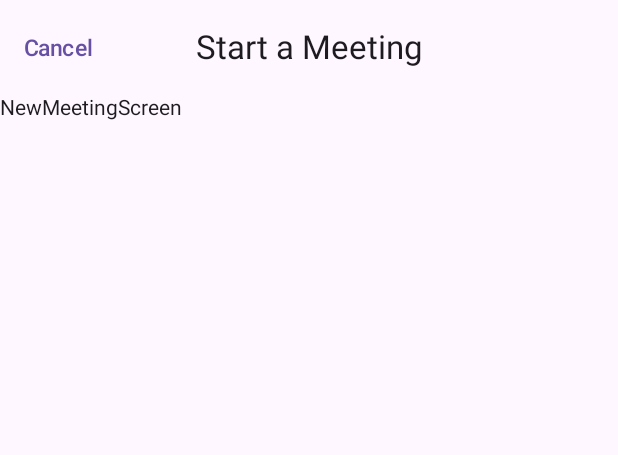
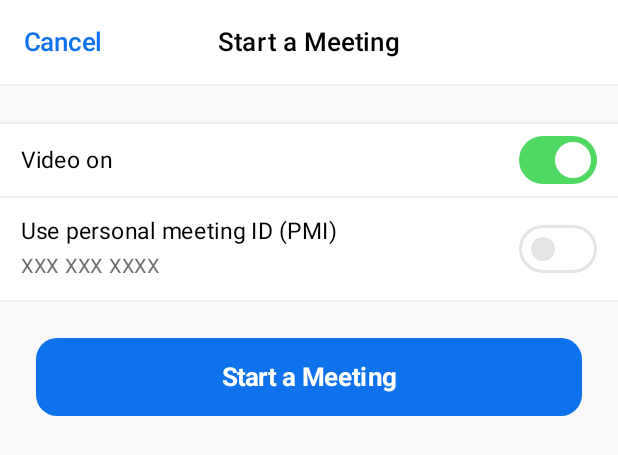
Before and after one commit to wisemuji/zoom-clone-compose, an Android app built with Jetpack Compose: the @Preview function NewMeetingScreenPreview, on a phone screen of 412 x 824 dp. Shown: the top 455 px of the screen. Run offline under Robolectric (Android 15) with nearby library versions, the light colour scheme and no system bars.

Commit message:
feat: implement new meeting screen view - add components(Switch, Divider, Button)

```diff
--- a/app/src/main/java/com/wisemuji/zoomclone/ui/AppNavHost.kt
+++ b/app/src/main/java/com/wisemuji/zoomclone/ui/AppNavHost.kt
@@ -5,7 +5,10 @@ import androidx.compose.ui.Modifier
 import androidx.navigation.NavHostController
 import androidx.navigation.compose.NavHost
 import androidx.navigation.compose.composable
+import com.wisemuji.zoomclone.ui.joinmeeting.JoinMeetingScreen
 import com.wisemuji.zoomclone.ui.lobby.LobbyScreen
+import com.wisemuji.zoomclone.ui.meetingroom.MeetingRoomScreen
+import com.wisemuji.zoomclone.ui.newmeeting.NewMeetingScreen
 
 enum class Screen {
     LOBBY,
@@ -35,5 +38,14 @@ fun AppNavHost(
         composable(NavigationItem.Lobby.route) {
             LobbyScreen(navController)
         }
+        composable(NavigationItem.NewMeeting.route) {
+            NewMeetingScreen(navController)
+        }
+        composable(NavigationItem.JoinMeeting.route) {
+            JoinMeetingScreen(navController)
+        }
+        composable(NavigationItem.MeetingRoom.route) {
+            MeetingRoomScreen(navController)
+        }
     }
 }
--- /dev/null
+++ b/app/src/main/java/com/wisemuji/zoomclone/ui/component/BasicSwitch.kt
@@ -0,0 +1,90 @@
+package com.wisemuji.zoomclone.ui.component
+
+import androidx.compose.foundation.background
+import androidx.compose.foundation.layout.Column
+import androidx.compose.foundation.layout.Row
+import androidx.compose.foundation.layout.padding
+import androidx.compose.material3.Switch
+import androidx.compose.material3.SwitchDefaults
+import androidx.compose.material3.Text
+import androidx.compose.runtime.Composable
+import androidx.compose.ui.Alignment
+import androidx.compose.ui.Modifier
+import androidx.compose.ui.tooling.preview.Preview
+import androidx.compose.ui.unit.dp
+import androidx.compose.ui.unit.sp
+import com.wisemuji.zoomclone.ui.theme.Black
+import com.wisemuji.zoomclone.ui.theme.Gray20
+import com.wisemuji.zoomclone.ui.theme.Gray30
+import com.wisemuji.zoomclone.ui.theme.Gray50
+import com.wisemuji.zoomclone.ui.theme.Gray60
+import com.wisemuji.zoomclone.ui.theme.Green
+import com.wisemuji.zoomclone.ui.theme.White
+
+@Composable
+fun BasicSwitch(
+    checked: Boolean,
+    onCheckedChange: (Boolean) -> Unit,
+    modifier: Modifier = Modifier,
+) {
+    Switch(
+        checked = checked,
+        onCheckedChange = onCheckedChange,
+        colors = SwitchDefaults.colors(
+            checkedThumbColor = White,
+            checkedTrackColor = Green,
+            uncheckedThumbColor = Gray30,
+            uncheckedTrackColor = White,
+            uncheckedBorderColor = Gray30,
+        ),
+        modifier = modifier,
+    )
+}
+
+@Composable
+fun BasicSwitchRow(
+    title: String,
+    checked: Boolean,
+    onCheckedChange: (Boolean) -> Unit,
+    modifier: Modifier = Modifier,
+    subtitle: String? = null,
+) {
+    Row(
+        verticalAlignment = Alignment.CenterVertically,
+        modifier = modifier
+            .background(White)
+            .padding(horizontal = 14.dp)
+    ) {
+        Column(
+            modifier = Modifier
+                .weight(1f)
+                .padding(vertical = 10.dp)
+        ) {
+            Text(
+                text = title,
+                fontSize = 15.sp,
+                color = Black,
+            )
+            subtitle?.let {
+                Text(
+                    text = it,
+                    fontSize = 13.sp,
+                    color = Gray60,
+                )
+            }
+        }
+        BasicSwitch(checked, onCheckedChange = onCheckedChange)
+    }
+}
+
+@Preview
+@Composable
+fun BasicSwitchPreview() {
+    BasicSwitch(checked = true, onCheckedChange = {})
+}
+
+@Preview
+@Composable
+fun BasicSwitchPreviewUnchecked() {
+    BasicSwitch(checked = false, onCheckedChange = {})
+}
--- /dev/null
+++ b/app/src/main/java/com/wisemuji/zoomclone/ui/component/DefaultHorizontalDivider.kt
@@ -0,0 +1,18 @@
+package com.wisemuji.zoomclone.ui.component
+
+import androidx.compose.material3.HorizontalDivider
+import androidx.compose.runtime.Composable
+import androidx.compose.ui.Modifier
+import androidx.compose.ui.unit.dp
+import com.wisemuji.zoomclone.ui.theme.Gray20
+
+@Composable
+fun DefaultHorizontalDivider(
+    modifier: Modifier = Modifier,
+) {
+    HorizontalDivider(
+        color = Gray20,
+        thickness = 1.dp,
+        modifier = modifier,
+    )
+}
--- /dev/null
+++ b/app/src/main/java/com/wisemuji/zoomclone/ui/component/FullSizeButton.kt
@@ -0,0 +1,53 @@
+package com.wisemuji.zoomclone.ui.component
+
+import androidx.compose.foundation.layout.fillMaxWidth
+import androidx.compose.foundation.layout.padding
+import androidx.compose.foundation.shape.RoundedCornerShape
+import androidx.compose.material3.Button
+import androidx.compose.material3.Text
+import androidx.compose.runtime.Composable
+import androidx.compose.ui.Modifier
+import androidx.compose.ui.text.font.FontWeight
+import androidx.compose.ui.tooling.preview.Preview
+import androidx.compose.ui.unit.dp
+import androidx.compose.ui.unit.sp
+import com.wisemuji.zoomclone.ui.theme.ZoomCloneComposeTheme
+
+@Composable
+fun FullSizeButton(
+    text: String,
+    onClick: () -> Unit,
+    modifier: Modifier = Modifier,
+    enabled: Boolean = true,
+) {
+    Button(
+        onClick = onClick,
+        enabled = enabled,
+        shape = RoundedCornerShape(14.dp),
+        modifier = modifier
+            .fillMaxWidth(),
+    ) {
+        Text(
+            text = text,
+            fontSize = 17.sp,
+            fontWeight = FontWeight.Bold,
+            modifier = Modifier.padding(vertical = 8.dp)
+        )
+    }
+}
+
+@Preview
+@Composable
+fun FullSizeButtonPreview() {
+    ZoomCloneComposeTheme {
+        FullSizeButton(text = "Start a Meeting", onClick = {})
+    }
+}
+
+@Preview(showBackground = true)
+@Composable
+fun FullSizeButtonPreviewDisabled() {
+    ZoomCloneComposeTheme {
+        FullSizeButton(text = "Start a Meeting", onClick = {}, enabled = false)
+    }
+}
--- a/app/src/main/java/com/wisemuji/zoomclone/ui/newmeeting/NewMeeting.kt
+++ /dev/null
@@ -1,46 +0,0 @@
-package com.wisemuji.zoomclone.ui.newmeeting
-
-import androidx.compose.foundation.layout.padding
-import androidx.compose.material.icons.Icons
-import androidx.compose.material.icons.automirrored.filled.KeyboardArrowLeft
-import androidx.compose.material3.CenterAlignedTopAppBar
-import androidx.compose.material3.ExperimentalMaterial3Api
-import androidx.compose.material3.Icon
-import androidx.compose.material3.IconButton
-import androidx.compose.material3.Scaffold
-import androidx.compose.material3.Text
-import androidx.compose.material3.TextButton
-import androidx.compose.runtime.Composable
-import androidx.compose.ui.Modifier
-import androidx.compose.ui.tooling.preview.Preview
-import androidx.compose.ui.unit.sp
-import androidx.navigation.NavHostController
-import androidx.navigation.compose.rememberNavController
-
-@OptIn(ExperimentalMaterial3Api::class)
-@Composable
-fun NewMeetingScreen(navController: NavHostController) {
-    Scaffold(
-        topBar = {
-            CenterAlignedTopAppBar(
-                title = { Text(text = "Start a Meeting") },
-                navigationIcon = {
-                    TextButton(onClick = { navController.popBackStack() }) {
-                        Text(text = "Cancel", fontSize = 15.sp)
-                    }
-                },
-            )
-        }
-    ) { innerPadding ->
-        Text(
-            text = "NewMeetingScreen",
-            modifier = Modifier.padding(innerPadding)
-        )
-    }
-}
-
-@Preview
-@Composable
-fun NewMeetingScreenPreview() {
-    NewMeetingScreen(navController = rememberNavController())
-}
--- /dev/null
+++ b/app/src/main/java/com/wisemuji/zoomclone/ui/newmeeting/NewMeetingScreen.kt
@@ -0,0 +1,102 @@
+package com.wisemuji.zoomclone.ui.newmeeting
+
+import androidx.compose.foundation.background
+import androidx.compose.foundation.layout.Box
+import androidx.compose.foundation.layout.Column
+import androidx.compose.foundation.layout.Spacer
+import androidx.compose.foundation.layout.fillMaxSize
+import androidx.compose.foundation.layout.fillMaxWidth
+import androidx.compose.foundation.layout.height
+import androidx.compose.foundation.layout.padding
+import androidx.compose.material3.Scaffold
+import androidx.compose.material3.Text
+import androidx.compose.material3.TextButton
+import androidx.compose.runtime.Composable
+import androidx.compose.runtime.getValue
+import androidx.compose.runtime.mutableStateOf
+import androidx.compose.runtime.remember
+import androidx.compose.runtime.setValue
+import androidx.compose.ui.Alignment.Companion.Center
+import androidx.compose.ui.Alignment.Companion.CenterStart
+import androidx.compose.ui.Modifier
+import androidx.compose.ui.res.stringResource
+import androidx.compose.ui.text.font.FontWeight.Companion.Medium
+import androidx.compose.ui.tooling.preview.Preview
+import androidx.compose.ui.unit.dp
+import androidx.compose.ui.unit.sp
+import androidx.navigation.NavHostController
+import androidx.navigation.compose.rememberNavController
+import com.wisemuji.zoomclone.R
+import com.wisemuji.zoomclone.ui.component.BasicSwitchRow
+import com.wisemuji.zoomclone.ui.component.DefaultHorizontalDivider
+import com.wisemuji.zoomclone.ui.component.FullSizeButton
+import com.wisemuji.zoomclone.ui.theme.Gray10
+import com.wisemuji.zoomclone.ui.theme.ZoomCloneComposeTheme
+
+@Composable
+fun NewMeetingScreen(navController: NavHostController) {
+    var videoOn by remember { mutableStateOf(true) }
+    var usePersonalMeetingId by remember { mutableStateOf(false) }
+
+    Scaffold(
+        topBar = { NewMeetingTopAppBar(onBack = { navController.popBackStack() }) }
+    ) { innerPadding ->
+        Column(
+            modifier = Modifier
+                .padding(innerPadding)
+                .fillMaxSize()
+                .background(Gray10)
+        ) {
+            DefaultHorizontalDivider()
+            Spacer(modifier = Modifier.padding(12.dp))
+            DefaultHorizontalDivider()
+            BasicSwitchRow(
+                title = stringResource(R.string.video_on),
+                checked = videoOn,
+                onCheckedChange = { videoOn = it }
+            )
+            DefaultHorizontalDivider()
+            BasicSwitchRow(
+                title = stringResource(R.string.use_personal_meeting_id),
+                subtitle = stringResource(R.string.personal_meeting_id),
+                checked = usePersonalMeetingId,
+                onCheckedChange = { usePersonalMeetingId = it }
+            )
+            DefaultHorizontalDivider()
+            FullSizeButton(
+                text = stringResource(R.string.start_a_meeting),
+                onClick = { /*TODO*/ },
+                modifier = Modifier.padding(24.dp),
+            )
+        }
+    }
+}
+
+@Composable
+private fun NewMeetingTopAppBar(onBack: () -> Unit) {
+    Box(
+        contentAlignment = CenterStart,
+        modifier = Modifier
+            .fillMaxWidth()
+            .height(56.dp)
+            .padding(horizontal = 4.dp)
+    ) {
+        TextButton(onClick = onBack) {
+            Text(text = stringResource(R.string.cancel), fontSize = 17.sp)
+        }
+        Text(
+            text = stringResource(R.string.start_a_meeting),
+            fontSize = 17.sp,
+            fontWeight = Medium,
+            modifier = Modifier.align(Center)
+        )
+    }
+}
+
+@Preview
+@Composable
+fun NewMeetingScreenPreview() {
+    ZoomCloneComposeTheme {
+        NewMeetingScreen(navController = rememberNavController())
+    }
+}
--- a/app/src/main/java/com/wisemuji/zoomclone/ui/theme/Color.kt
+++ b/app/src/main/java/com/wisemuji/zoomclone/ui/theme/Color.kt
@@ -11,6 +11,7 @@ val Black = Color(0xFF000000)
 val Gray80 = Color(0xFF38394D)
 val Gray60 = Color(0xFF717075)
 val Gray50 = Color(0xFF929197)
+val Gray30 = Color(0xFFE4E4E4)
 val Gray20 = Color(0xFFEBEAEF)
 val Gray10 = Color(0xFFF9F9F9)
 val White = Color(0xFFFFFFFF)
--- a/app/src/main/res/values/strings.xml
+++ b/app/src/main/res/values/strings.xml
@@ -1,3 +1,9 @@
 <resources>
     <string name="app_name">ZoomCloneCompose</string>
+
+    <string name="start_a_meeting">Start a Meeting</string>
+    <string name="cancel">Cancel</string>
+    <string name="video_on">Video on</string>
+    <string name="use_personal_meeting_id">Use personal meeting ID (PMI)</string>
+    <string name="personal_meeting_id">XXX XXX XXXX</string>
 </resources>
```
